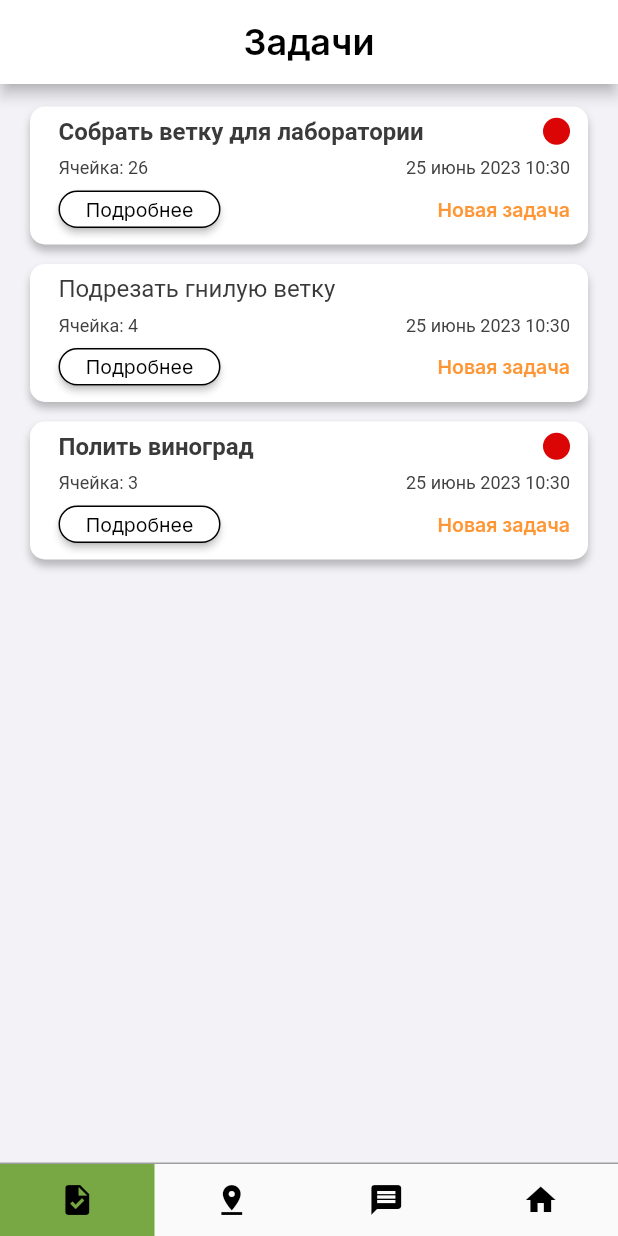
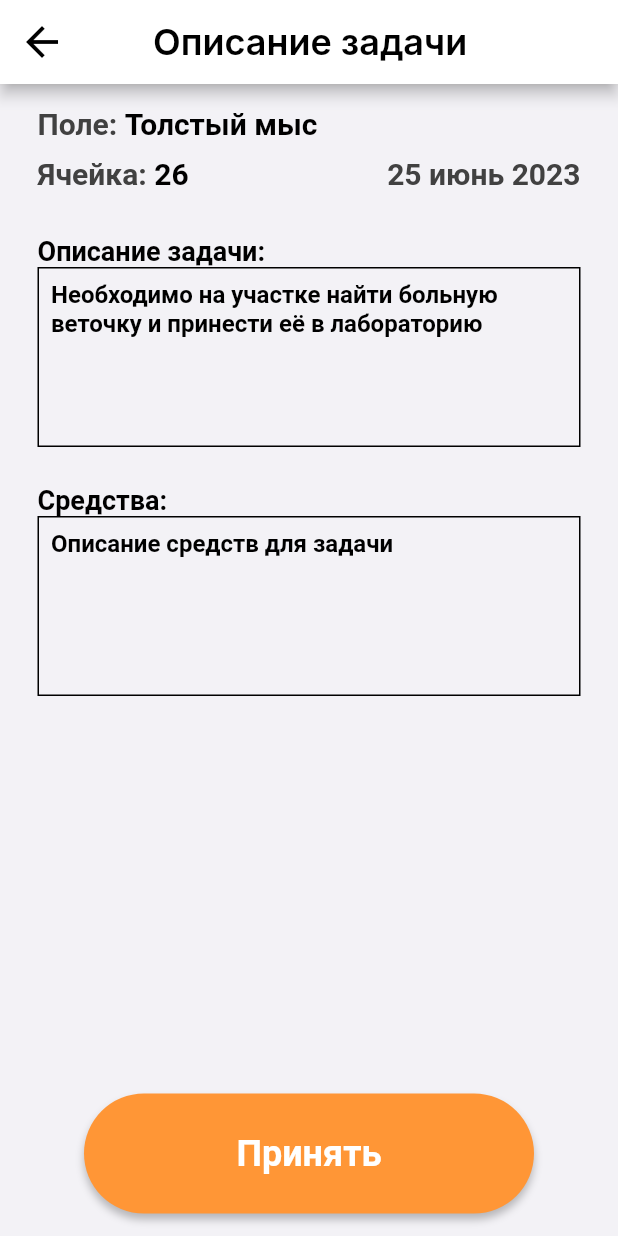
Before and after one commit to DarkSteelD/DokiDoki, a Flutter app: the screen it shows after launch, after a tap on "Собрать ветку для лаборатории", on a phone screen of 412 x 824 dp. Run offline on Flutter 3.47's test engine with Material 2 defaults, Android fonts, the phone set to English and light mode, and no system bars; our stand-ins replace file_picker, flutter_chat_types, flutter_chat_ui, flutter_riverpod, freezed_annotation, google_fonts and 1 more; missing offline and left inert: point_in_polygon; network calls fail.

Commit message:
task detail page

```diff
--- /dev/null
+++ b/lib/screens/task_detail_page.dart
@@ -0,0 +1,237 @@
+import 'package:flutter/material.dart';
+import 'package:google_fonts/google_fonts.dart';
+import 'package:intl/intl.dart';
+
+import '../constants/colors.dart';
+import '../model/todo.dart';
+
+class TaskDetailPage extends StatefulWidget {
+  final ToDo task;
+  const TaskDetailPage({super.key, required this.task});
+
+  @override
+  State<TaskDetailPage> createState() => _TaskDetailPageState();
+}
+
+class _TaskDetailPageState extends State<TaskDetailPage> {
+  bool isInWork = false;
+  bool isInReport = false;
+
+  @override
+  Widget build(BuildContext context) {
+    return Scaffold(
+      backgroundColor: tdBGColor,
+      appBar: AppBar(
+        leading: IconButton(
+          onPressed: () {
+            Navigator.of(context).pop();
+          },
+          color: Colors.black,
+          iconSize: 32,
+          icon: const Icon(Icons.arrow_back),
+        ),
+        backgroundColor: Colors.white,
+        title: Padding(
+          padding: isInReport
+              ? const EdgeInsets.only(left: 10.0)
+              : const EdgeInsets.only(left: 30.0),
+          child: Text(
+            isInReport ? 'Отчёт' : 'Описание задачи',
+            style: GoogleFonts.inter(
+              fontWeight: FontWeight.w600,
+              fontSize: 24,
+              color: Colors.black,
+            ),
+          ),
+        ),
+      ),
+      body: Padding(
+        padding: const EdgeInsets.symmetric(horizontal: 25, vertical: 15),
+        child: Column(
+          crossAxisAlignment: CrossAxisAlignment.start,
+          children: [
+            const Row(
+              children: [
+                Text(
+                  'Поле: ',
+                  style: TextStyle(
+                    fontSize: 20,
+                    fontWeight: FontWeight.w600,
+                    color: Color(0xFF414141),
+                  ),
+                ),
+                Text(
+                  'Толстый мыс',
+                  style: TextStyle(
+                    fontSize: 20,
+                    fontWeight: FontWeight.w600,
+                    color: Colors.black,
+                  ),
+                ),
+              ],
+            ),
+            const SizedBox(
+              height: 10,
+            ),
+            Row(
+              children: [
+                const Text(
+                  'Ячейка: ',
+                  style: TextStyle(
+                    fontSize: 20,
+                    fontWeight: FontWeight.w600,
+                    color: Color(0xFF414141),
+                  ),
+                ),
+                Text(
+                  widget.task.cell.toString(),
+                  style: const TextStyle(
+                    fontSize: 20,
+                    fontWeight: FontWeight.w600,
+                    color: Colors.black,
+                  ),
+                ),
+                const Spacer(),
+                Text(
+                  '${DateTime.now().day} ${DateFormat(DateFormat.MONTH, 'ru').format(DateTime.now())} ${DateTime.now().year}',
+                  style: const TextStyle(
+                    fontSize: 20,
+                    fontWeight: FontWeight.w600,
+                    color: Color(0xFF414141),
+                  ),
+                ),
+              ],
+            ),
+            const SizedBox(
+              height: 30,
+            ),
+            const Text(
+              'Описание задачи:',
+              style: TextStyle(
+                fontSize: 18,
+                fontWeight: FontWeight.w600,
+                color: Colors.black,
+              ),
+            ),
+            Container(
+              height: 120,
+              width: 370,
+              padding: const EdgeInsets.all(8),
+              decoration: BoxDecoration(
+                  border: Border.all(width: 1, color: Colors.black)),
+              child: const Text(
+                '''Необходимо на участке найти больную
+веточку и принести её в лабораторию''',
+                style: TextStyle(
+                  fontSize: 16,
+                  fontWeight: FontWeight.w600,
+                  color: Colors.black,
+                ),
+              ),
+            ),
+            const SizedBox(
+              height: 25,
+            ),
+            Text(
+              isInReport ? 'Комментарий' : 'Средства:',
+              style: const TextStyle(
+                fontSize: 18,
+                fontWeight: FontWeight.w600,
+                color: Colors.black,
+              ),
+            ),
+            Container(
+              height: 120,
+              width: 370,
+              padding: const EdgeInsets.all(8),
+              decoration: BoxDecoration(
+                  border: Border.all(width: 1, color: Colors.black)),
+              child: Text(
+                isInReport
+                    ? 'Место для комментария'
+                    : '''Описание средств для задачи''',
+                style: const TextStyle(
+                  fontSize: 16,
+                  fontWeight: FontWeight.w600,
+                  color: Colors.black,
+                ),
+              ),
+            ),
+            if (isInReport)
+              const Row(
+                children: [
+                  Icon(
+                    Icons.attach_file,
+                    color: Color(0xFF5F5F60),
+                    size: 20,
+                  ),
+                  SizedBox(
+                    width: 5,
+                  ),
+                  Text(
+                    'Прикрепить изображение',
+                    style: TextStyle(
+                      fontSize: 20,
+                      fontWeight: FontWeight.w600,
+                      color: Color(0xFF5F5F60),
+                    ),
+                  ),
+                ],
+              ),
+            const Spacer(),
+            Center(
+              child: Container(
+                width: 300,
+                height: 80,
+                decoration: BoxDecoration(
+                  borderRadius: BorderRadius.circular(45),
+                  color: isInWork
+                      ? const Color(0xFF78A844)
+                      : const Color(0xFFFF9636),
+                  boxShadow: const [
+                    BoxShadow(
+                      offset: Offset(0, 4),
+                      color: Color(0x40000000),
+                      blurRadius: 4,
+                    )
+                  ],
+                ),
+                child: InkWell(
+                  onTap: () {
+                    if (!isInReport) {
+                      if (!isInWork) {
+                        setState(() {
+                          isInWork = true;
+                        });
+                      } else {
+                        setState(() {
+                          isInReport = true;
+                        });
+                      }
+                    } else {
+                      Navigator.of(context).pop();
+                    }
+                  },
+                  child: Center(
+                    child: Text(
+                      isInReport
+                          ? 'Отправить'
+                          : isInWork
+                              ? 'Завершить'
+                              : 'Принять',
+                      style: const TextStyle(
+                        fontSize: 24,
+                        fontWeight: FontWeight.w600,
+                        color: Colors.white,
+                      ),
+                    ),
+                  ),
+                ),
+              ),
+            )
+          ],
+        ),
+      ),
+    );
+  }
+}
```
Also changed, not shown: lib/screens/task_list.dart (+8 -86 lines).
